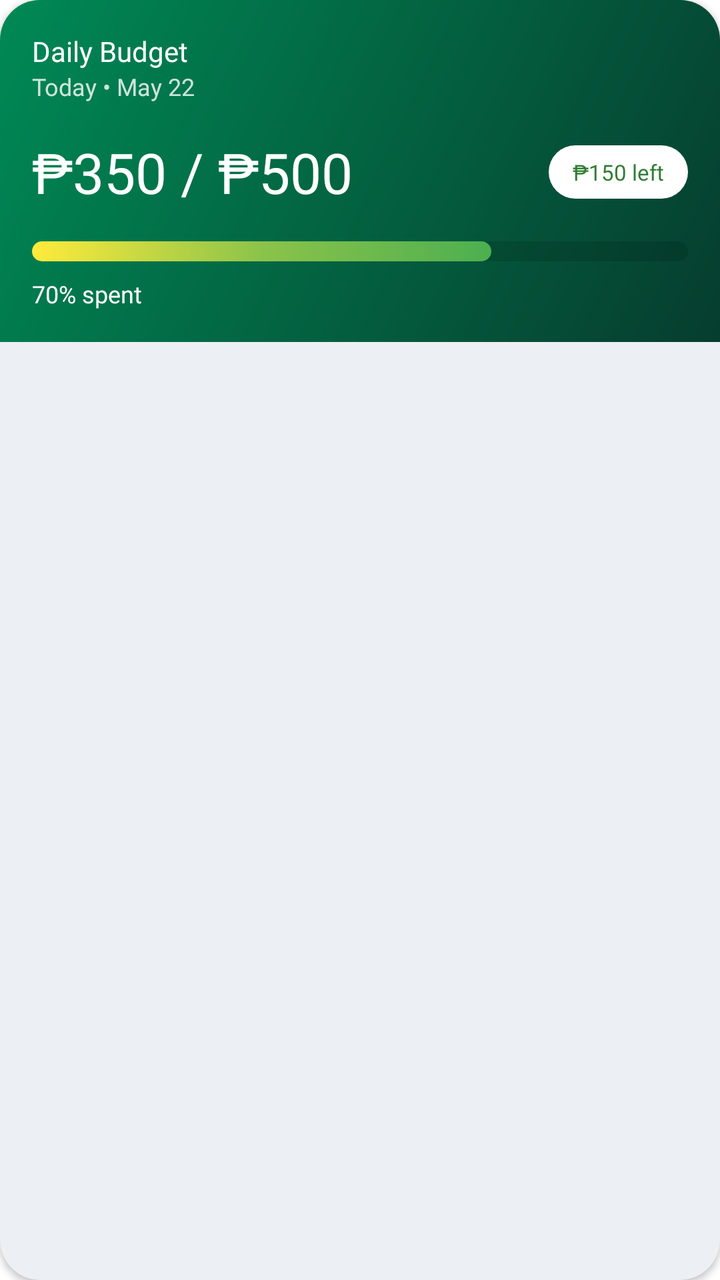
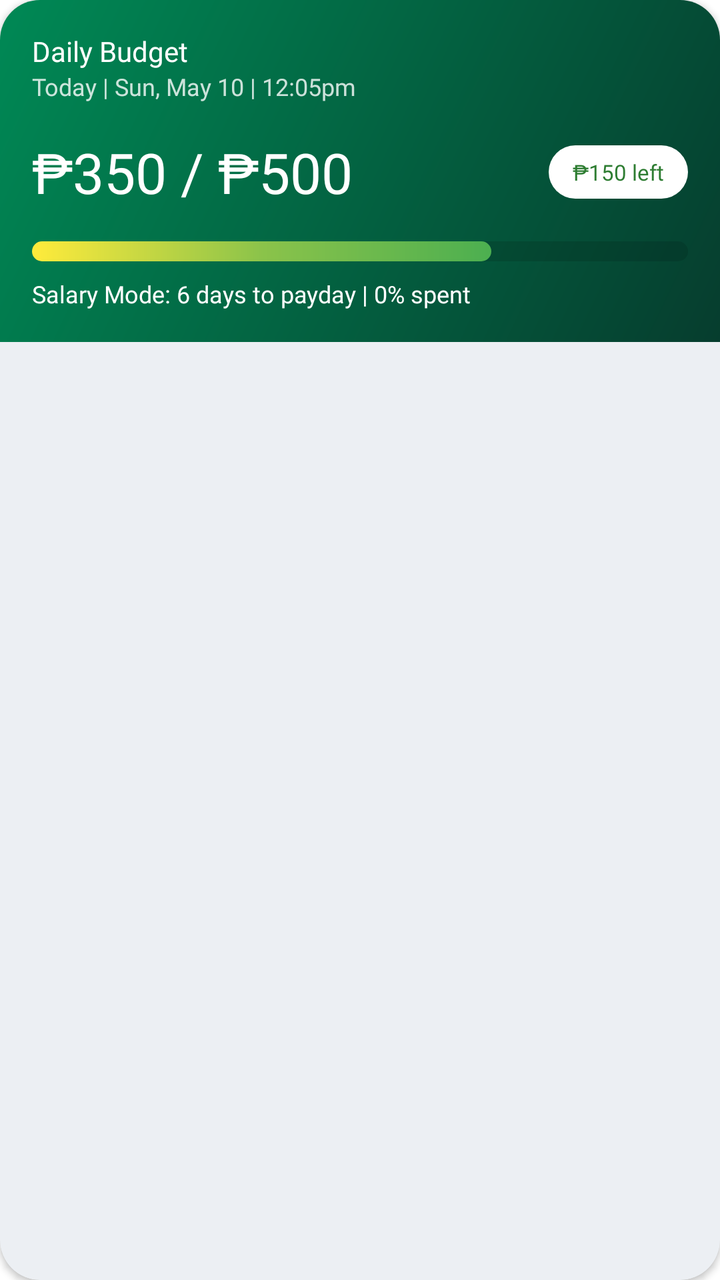

Compare the two renders of this Android layout. The source of the first and the diff that turns it into the second are given below.
<!-- AndroidManifest.xml: application theme Theme.Carti -->
<!-- res/layout/card_daily_budget.xml -->
<?xml version="1.0" encoding="utf-8"?>
<com.google.android.material.card.MaterialCardView xmlns:android="http://schemas.android.com/apk/res/android"
    xmlns:app="http://schemas.android.com/apk/res-auto"
    android:layout_width="match_parent"
    android:layout_height="wrap_content"
    android:layout_marginVertical="@dimen/spacing_small"
    app:cardCornerRadius="@dimen/pill_corner_radius"
    app:cardElevation="2dp"
    app:strokeWidth="0dp">

    <LinearLayout
        android:layout_width="match_parent"
        android:layout_height="wrap_content"
        android:background="@drawable/bg_header_gradient"
        android:orientation="vertical"
        android:padding="@dimen/spacing_medium">

        <TextView
            android:layout_width="wrap_content"
            android:layout_height="wrap_content"
            android:fontFamily="@font/plus_jakarta_sans_bold"
            android:text="@string/daily_budget"
            android:textColor="@color/white"
            android:textSize="14sp" />

        <TextView
            android:layout_width="wrap_content"
            android:layout_height="wrap_content"
            android:fontFamily="@font/plus_jakarta_sans_medium"
            android:text="@string/current_date"
            android:textColor="@color/white_80"
            android:textSize="12sp" />

        <RelativeLayout
            android:layout_width="match_parent"
            android:layout_height="wrap_content"
            android:layout_marginTop="@dimen/spacing_medium">

            <TextView
                android:id="@+id/tvAmount"
                android:layout_width="wrap_content"
                android:layout_height="wrap_content"
                android:fontFamily="@font/plus_jakarta_sans_bold"
                android:text="@string/budget_summary"
                android:textColor="@color/white"
                android:textSize="28sp" />

            <TextView
                android:id="@+id/tvStatus"
                android:layout_width="wrap_content"
                android:layout_height="wrap_content"
                android:layout_alignParentEnd="true"
                android:layout_centerVertical="true"
                android:background="@drawable/bg_pill_white"
                android:fontFamily="@font/plus_jakarta_sans_bold"
                android:paddingHorizontal="12dp"
                android:paddingVertical="6dp"
                android:text="@string/amount_remaining"
                android:textColor="@color/green_budget_status"
                android:textSize="11sp" />
        </RelativeLayout>

        <ProgressBar
            style="@android:style/Widget.ProgressBar.Horizontal"
            android:layout_width="match_parent"
            android:layout_height="10dp"
            android:layout_marginTop="@dimen/spacing_medium"
            android:progress="70"
            android:progressDrawable="@drawable/daily_progress_bar" />

        <TextView
            android:layout_width="wrap_content"
            android:layout_height="wrap_content"
            android:layout_marginTop="@dimen/spacing_small"
            android:fontFamily="@font/plus_jakarta_sans_medium"
            android:text="@string/spent_percentage"
            android:textColor="@color/white"
            android:textSize="12sp" />

    </LinearLayout>
</com.google.android.material.card.MaterialCardView>
<!-- resources referenced by this layout -->
<resources>
  <color name="green_budget_status">#2E7D32</color>
  <color name="white">#FFFFFFFF</color>
  <color name="white_80">#CCFFFFFF</color>
  <dimen name="pill_corner_radius">20dp</dimen>
  <dimen name="spacing_medium">16dp</dimen>
  <dimen name="spacing_small">8dp</dimen>
  <!-- drawable bg_header_gradient (drawable) -->
  <?xml version="1.0" encoding="utf-8"?>
  <shape xmlns:android="http://schemas.android.com/apk/res/android"
      android:shape="rectangle">
      <gradient
          android:angle="315"
          android:endColor="@color/green_darker"
          android:startColor="@color/green_primary" />
  </shape>
  <!-- drawable bg_pill_white (drawable) -->
  <?xml version="1.0" encoding="utf-8"?>
  <shape xmlns:android="http://schemas.android.com/apk/res/android">
      <solid android:color="@color/white" />
      <corners android:radius="20dp" />
  </shape>
  <!-- drawable daily_progress_bar (drawable) -->
  <?xml version="1.0" encoding="utf-8"?>
  <layer-list xmlns:android="http://schemas.android.com/apk/res/android">
  
      <item android:id="@android:id/background">
          <shape>
              <corners android:radius="10dp" />
              <solid android:color="@color/progress_bg" />
          </shape>
      </item>
  
      <item android:id="@android:id/progress">
          <scale android:scaleWidth="100%">
              <shape>
                  <corners android:radius="10dp" />
                  <gradient
                      android:angle="0"
                      android:centerColor="@color/progress_center"
                      android:endColor="@color/progress_end"
                      android:startColor="@color/progress_start" />
              </shape>
          </scale>
      </item>
  
  </layer-list>
  <string name="amount_remaining">₱150 left</string>
  <string name="budget_summary">₱350 / ₱500</string>
  <string name="current_date">Today • May 22</string>
  <string name="daily_budget">Daily Budget</string>
  <string name="spent_percentage">70% spent</string>
  <style name="Theme.Carti" parent="Base.Theme.Carti" />
  <color name="green_darker">#063D2E</color>
  <color name="green_primary">#008955</color>
  <color name="progress_bg">#20000000</color>
  <color name="progress_center">#8BC34A</color>
  <color name="progress_end">#4CAF50</color>
  <color name="progress_start">#FFEB3B</color>
  <style name="Base.Theme.Carti" parent="Theme.Material3.DayNight.NoActionBar">
          <item name="colorPrimary">@color/carti_primary_green</item>
          <item name="android:windowBackground">@color/white</item>
          <item name="android:statusBarColor">@color/white</item>
          <item name="android:windowLightStatusBar" tools:targetApi="m">true</item>
          <item name="android:navigationBarColor">@color/white</item>
      </style>
  <color name="carti_primary_green">#008955</color>
</resources>

<!-- the commit's change to res/layout/card_daily_budget.xml (unified diff, before → after) -->
@@ -73,7 +73,7 @@
             android:layout_height="wrap_content"
             android:layout_marginTop="@dimen/spacing_small"
             android:fontFamily="@font/plus_jakarta_sans_medium"
-            android:text="@string/spent_percentage"
+            android:text="@string/spent_remaining_days"
             android:textColor="@color/white"
             android:textSize="12sp" />
 
<!-- resource entries referenced after the edit -->
@@ -48,9 +48,9 @@
   </layer-list>
   <string name="amount_remaining">₱150 left</string>
   <string name="budget_summary">₱350 / ₱500</string>
-  <string name="current_date">Today • May 22</string>
+  <string name="current_date">Today | Sun, May 10 | 12:05pm</string>
   <string name="daily_budget">Daily Budget</string>
-  <string name="spent_percentage">70% spent</string>
+  <string name="spent_remaining_days">Salary Mode: 6 days to payday | 0% spent </string>
   <style name="Theme.Carti" parent="Base.Theme.Carti" />
   <color name="green_darker">#063D2E</color>
   <color name="green_primary">#008955</color>
